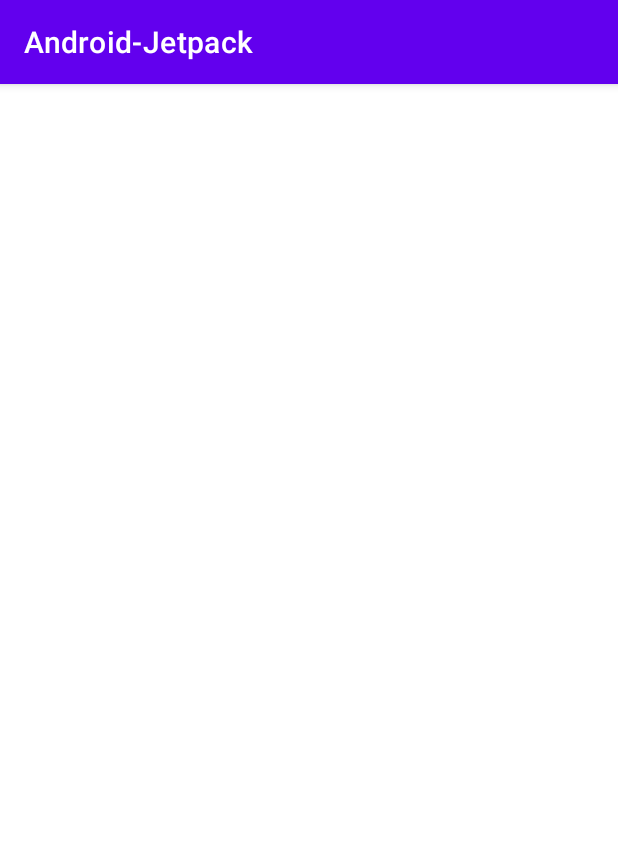
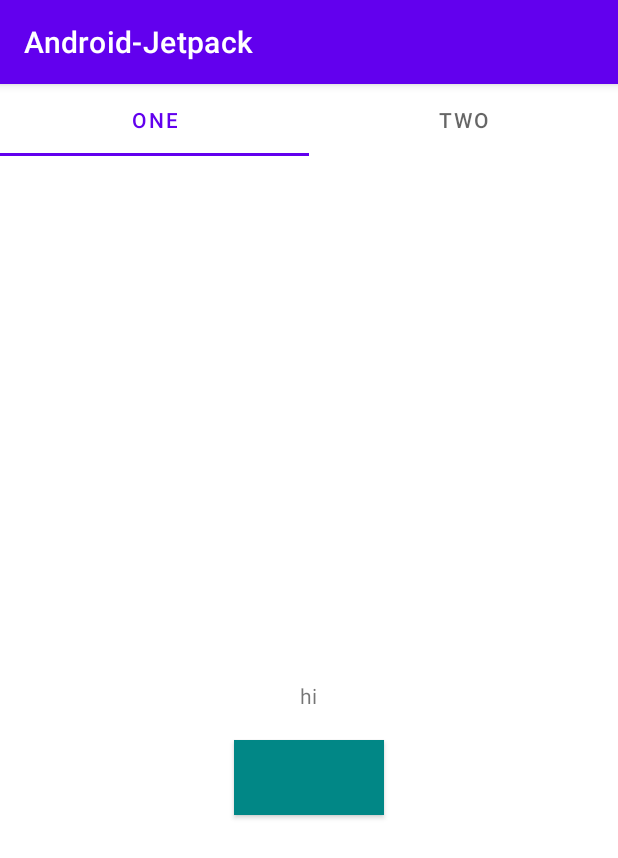
Before and after one commit to ThaoDan2801/AndroidJetpack, an Android app: the screen it shows after launch (MainActivity before the commit, ShareVMActivity after it), on a phone screen of 412 x 824 dp. Shown: the top 858 px of the screen. Run offline under Robolectric (Android 15) with nearby library versions, the phone set to English and light mode, and no system bars.

Commit message:
add file

```diff
--- a/app/build.gradle
+++ b/app/build.gradle
@@ -40,6 +40,7 @@ dependencies {
     implementation 'androidx.core:core-ktx:1.9.0'
     implementation 'androidx.appcompat:appcompat:1.6.1'
     implementation 'com.google.android.material:material:1.11.0'
+    implementation 'androidx.constraintlayout:constraintlayout:2.1.4'
     testImplementation 'junit:junit:4.13.2'
     androidTestImplementation 'androidx.test.ext:junit:1.1.5'
     androidTestImplementation 'androidx.test.espresso:espresso-core:3.5.1'
--- a/app/src/main/AndroidManifest.xml
+++ b/app/src/main/AndroidManifest.xml
@@ -12,18 +12,20 @@
         android:supportsRtl="true"
         android:theme="@style/Theme.AndroidJetpack"
         tools:targetApi="31">
-
         <activity
-            android:name=".view.MainActivity"
-            android:exported="true">
+            android:name=".ShareVMActivity"
+            android:exported="true" >
             <intent-filter>
                 <action android:name="android.intent.action.MAIN" />
 
                 <category android:name="android.intent.category.LAUNCHER" />
             </intent-filter>
         </activity>
+        <activity
+            android:name=".view.MainActivity"
+            android:exported="true">
 
+        </activity>
     </application>
 
-
 </manifest>
--- /dev/null
+++ b/app/src/main/java/com/glucozo/android_jetpack/ShareVMActivity.kt
@@ -0,0 +1,25 @@
+package com.glucozo.android_jetpack
+
+import androidx.appcompat.app.AppCompatActivity
+import android.os.Bundle
+import com.glucozo.android_jetpack.databinding.ActivityShareVmBinding
+import com.glucozo.android_jetpack.view.adapter.DataPagerAdapter
+import com.google.android.material.tabs.TabLayoutMediator
+
+class ShareVMActivity : AppCompatActivity() {
+    private lateinit var binding: ActivityShareVmBinding
+    override fun onCreate(savedInstanceState: Bundle?) {
+        super.onCreate(savedInstanceState)
+        binding = ActivityShareVmBinding.inflate(layoutInflater)
+        setupView()
+        setContentView(binding.root)
+    }
+    private fun setupView(){
+
+        binding.viewpager.adapter = DataPagerAdapter(this)
+        val tabTitles = arrayOf("One", "Two")
+        TabLayoutMediator(binding.tabMain, binding.viewpager) {
+                tab, position -> tab.text = tabTitles[position]
+        }.attach()
+    }
+}
--- a/app/src/main/java/com/glucozo/android_jetpack/view/MainActivity.kt
+++ b/app/src/main/java/com/glucozo/android_jetpack/view/MainActivity.kt
@@ -1,22 +1,17 @@
 package com.glucozo.android_jetpack.view
 
-import android.content.Context
 import android.os.Bundle
-import android.os.PersistableBundle
-import android.util.AttributeSet
-import android.view.View
 import androidx.appcompat.app.AppCompatActivity
 import com.glucozo.android_jetpack.databinding.ActivityMainBinding
 
 class MainActivity : AppCompatActivity()  {
-    lateinit var binding: ActivityMainBinding
+    private lateinit var binding: ActivityMainBinding
     override fun onCreate(savedInstanceState: Bundle?) {
         super.onCreate(savedInstanceState)
         binding = ActivityMainBinding.inflate(layoutInflater)
 
 
 
-
         setContentView(binding.root)
     }
 }
--- /dev/null
+++ b/app/src/main/java/com/glucozo/android_jetpack/view/adapter/DataPagerAdapter.kt
@@ -0,0 +1,20 @@
+package com.glucozo.android_jetpack.view.adapter
+
+import androidx.appcompat.app.AppCompatActivity
+import androidx.fragment.app.Fragment
+import androidx.viewpager2.adapter.FragmentStateAdapter
+import com.glucozo.android_jetpack.view.fragment.OneFragment
+import com.glucozo.android_jetpack.view.fragment.TwoFragment
+import java.lang.IllegalArgumentException
+
+class DataPagerAdapter(activity: AppCompatActivity):FragmentStateAdapter(activity) {
+    override fun getItemCount() = 2
+    override fun createFragment(position: Int): Fragment {
+        return when (position) {
+            0 -> OneFragment()
+            1 -> TwoFragment()
+            else -> throw IllegalArgumentException("Unknown fragment")
+        }
+    }
+
+}
--- /dev/null
+++ b/app/src/main/java/com/glucozo/android_jetpack/view/fragment/OneFragment.kt
@@ -0,0 +1,21 @@
+package com.glucozo.android_jetpack.view.fragment
+
+import android.os.Bundle
+import android.view.LayoutInflater
+import android.view.View
+import android.view.ViewGroup
+import androidx.fragment.app.Fragment
+import com.glucozo.android_jetpack.databinding.FragmentDataBinding
+
+class OneFragment : Fragment() {
+    private lateinit var binding: FragmentDataBinding
+
+    override fun onCreateView(
+        inflater: LayoutInflater,
+        container: ViewGroup?,
+        savedInstanceState: Bundle?
+    ): View? {
+        binding = FragmentDataBinding.inflate(inflater, container, false)
+        return binding.root
+    }
+}
--- /dev/null
+++ b/app/src/main/java/com/glucozo/android_jetpack/view/fragment/TwoFragment.kt
@@ -0,0 +1,21 @@
+package com.glucozo.android_jetpack.view.fragment
+
+import android.os.Bundle
+import android.view.LayoutInflater
+import android.view.View
+import android.view.ViewGroup
+import androidx.fragment.app.Fragment
+import com.glucozo.android_jetpack.databinding.FragmentDataBinding
+
+class TwoFragment : Fragment() {
+    private lateinit var binding: FragmentDataBinding
+
+    override fun onCreateView(
+        inflater: LayoutInflater,
+        container: ViewGroup?,
+        savedInstanceState: Bundle?
+    ): View? {
+        binding = FragmentDataBinding.inflate(inflater, container, false)
+        return binding.root
+    }
+}
--- /dev/null
+++ b/app/src/main/res/layout/activity_share_vm.xml
@@ -0,0 +1,22 @@
+<?xml version="1.0" encoding="utf-8"?>
+<RelativeLayout xmlns:android="http://schemas.android.com/apk/res/android"
+    xmlns:tools="http://schemas.android.com/tools"
+    android:layout_width="match_parent"
+    android:layout_height="match_parent"
+    xmlns:app="http://schemas.android.com/apk/res-auto"
+    android:orientation="vertical">
+
+
+    <com.google.android.material.tabs.TabLayout
+        android:id="@+id/tab_main"
+        android:layout_width="match_parent"
+        android:layout_height="wrap_content"
+        app:tabMode="fixed" />
+
+
+    <androidx.viewpager2.widget.ViewPager2
+        android:layout_below="@id/tab_main"
+        android:id="@+id/viewpager"
+        android:layout_width="match_parent"
+        android:layout_height="match_parent" />
+</RelativeLayout>
--- /dev/null
+++ b/app/src/main/res/layout/fragment_data.xml
@@ -0,0 +1,21 @@
+<?xml version="1.0" encoding="utf-8"?>
+<RelativeLayout xmlns:android="http://schemas.android.com/apk/res/android"
+    android:layout_width="match_parent"
+    android:layout_height="match_parent">
+
+    <androidx.appcompat.widget.AppCompatTextView
+        android:id="@+id/tv_value"
+        android:layout_width="wrap_content"
+        android:layout_height="wrap_content"
+        android:layout_centerInParent="true"
+        android:text="hi" />
+
+    <androidx.appcompat.widget.AppCompatButton
+        android:layout_width="100dp"
+        android:layout_height="50dp"
+        android:layout_below="@id/tv_value"
+        android:layout_centerHorizontal="true"
+        android:layout_marginTop="20dp"
+        android:background="@color/teal_700" />
+
+</RelativeLayout>
```
